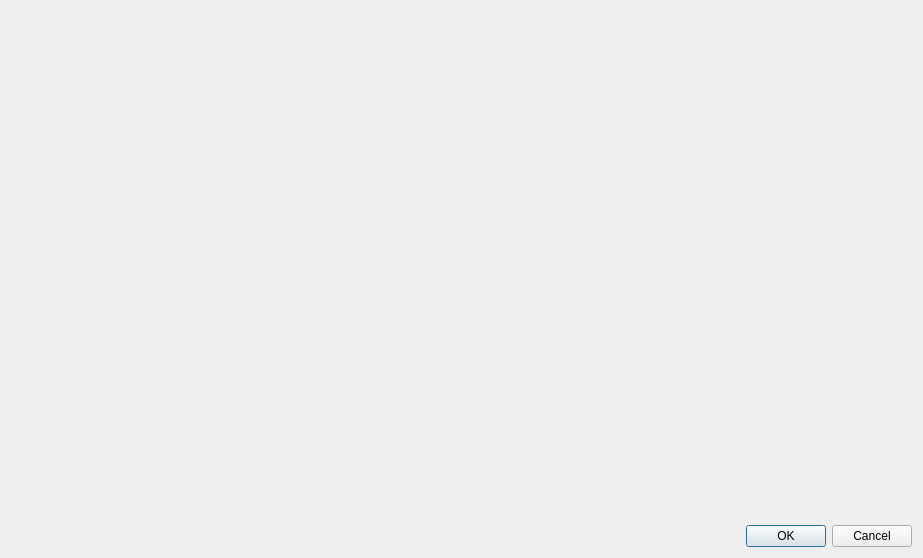
First picture: the form in qiperfc/src/dlgrecord.ui, repository coolshou/qiperf, before the edit.
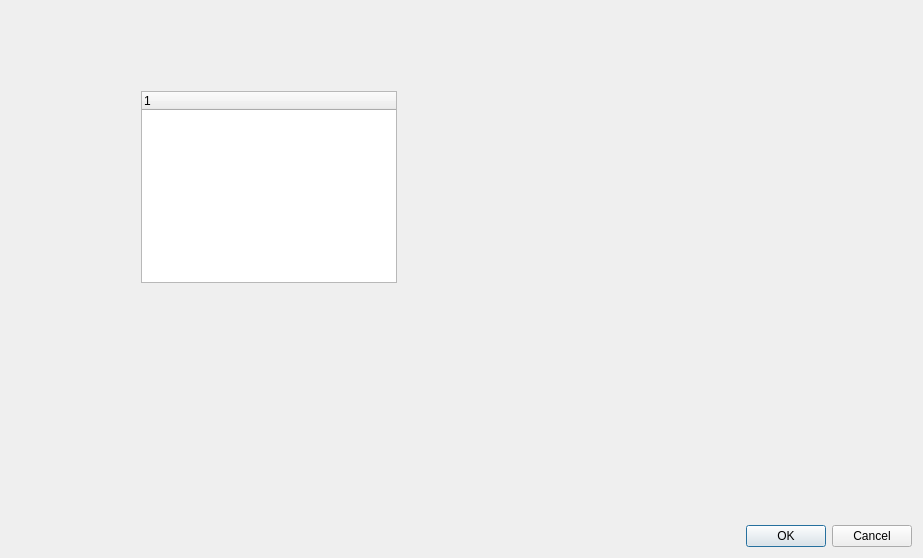
Second picture: the form after the edit.

```diff
--- a/qiperfc/src/dlgrecord.ui
+++ b/qiperfc/src/dlgrecord.ui
@@ -15,7 +15,23 @@
   </property>
   <layout class="QVBoxLayout" name="verticalLayout">
    <item>
-    <widget class="QWidget" name="widget" native="true"/>
+    <widget class="QWidget" name="widget" native="true">
+     <widget class="QTreeWidget" name="treeWidget">
+      <property name="geometry">
+       <rect>
+        <x>130</x>
+        <y>80</y>
+        <width>256</width>
+        <height>192</height>
+       </rect>
+      </property>
+      <column>
+       <property name="text">
+        <string notr="true">1</string>
+       </property>
+      </column>
+     </widget>
+    </widget>
    </item>
    <item>
     <widget class="QDialogButtonBox" name="buttonBox">
```
